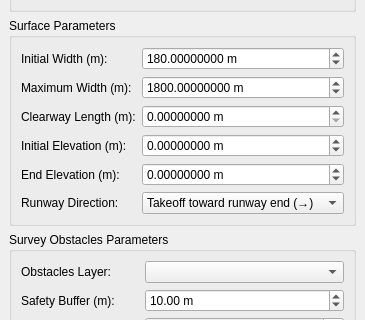
Qt form tofpa_panel_base.ui (FLYGHT7/tofpa) before a commit; both pictures show x 0 to 365 and y 160 to 480 of the 365 by 726 pixel window.
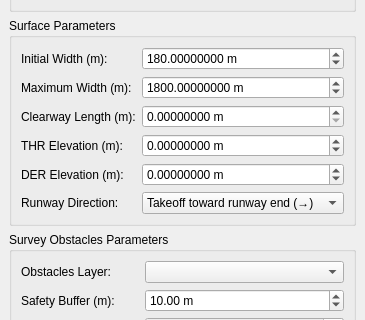
The same form after that commit. Custom widgets are drawn as their Qt base class.

The edit to the form file:
```diff
--- a/tofpa_panel_base.ui
+++ b/tofpa_panel_base.ui
@@ -173,7 +173,7 @@
        <item row="3" column="0">
         <widget class="QLabel" name="initElevLabel">
          <property name="text">
-          <string>Initial Elevation (m):</string>
+          <string>THR Elevation (m):</string>
          </property>
         </widget>
        </item>
@@ -199,7 +199,7 @@
        <item row="4" column="0">
         <widget class="QLabel" name="endElevLabel">
          <property name="text">
-          <string>End Elevation (m):</string>
+          <string>DER Elevation (m):</string>
          </property>
         </widget>
        </item>       <item row="4" column="1">
```
Left out of the diff: 4 changed lines with no effect on the pictures.
